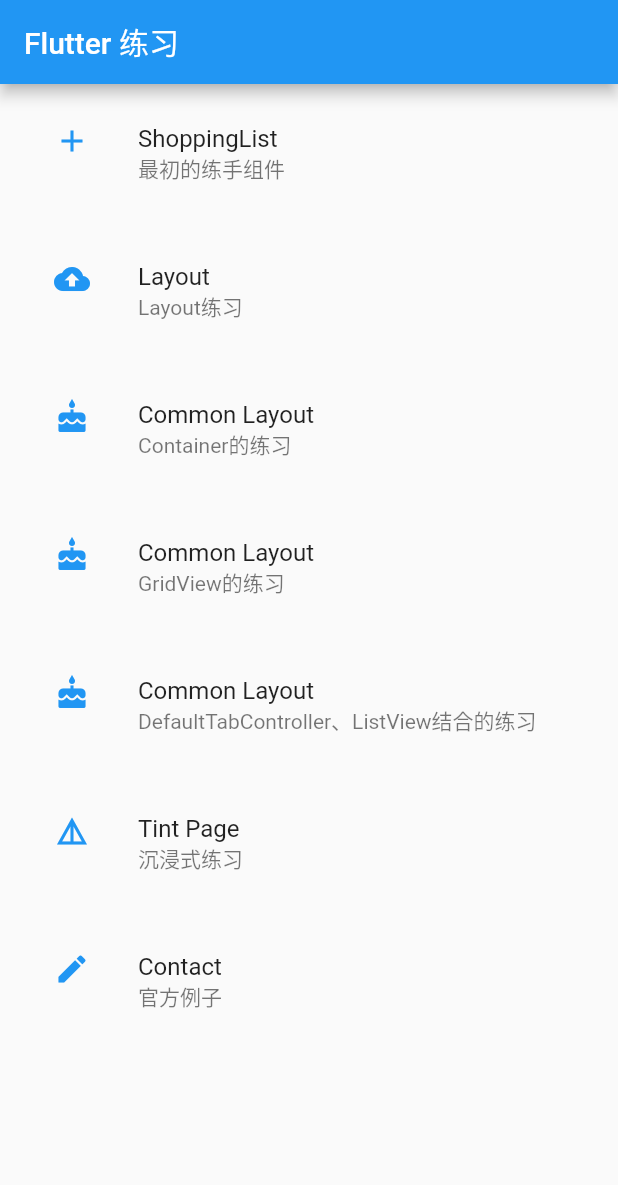
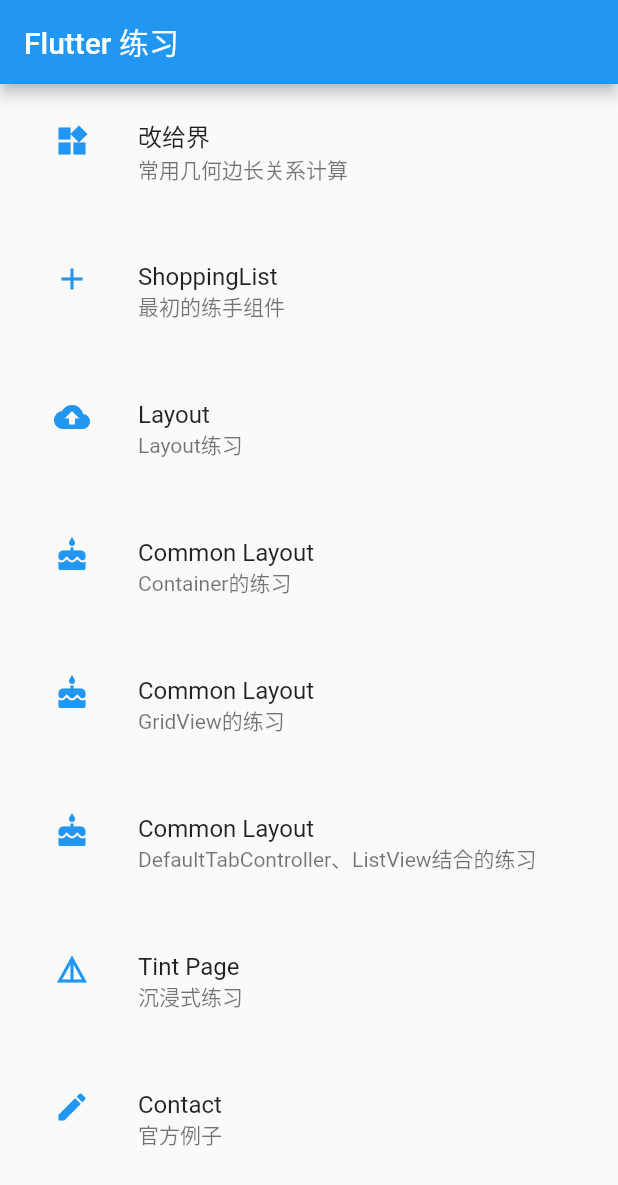
Before and after one commit to ArcaniteMagician/flutter_hello, a Flutter app: the HomePage screen opened directly, on a phone screen of 412 x 824 dp. Shown: the top 1185 px of the screen. Run offline on Flutter 3.47's test engine with Material 2 defaults, Android fonts, the phone set to English and light mode, and no system bars.

```diff
--- a/lib/home.dart
+++ b/lib/home.dart
@@ -1,4 +1,5 @@
 import 'package:flutter/material.dart';
+import 'package:flutter_hello/geometry_caculator/geometry_calculator.dart';
 import 'main.dart';
 import 'main_layout.dart';
 import 'common_layout_widget.dart';
@@ -21,28 +22,29 @@ class HomePage extends StatelessWidget {
       ),
       body: ListView(
         children: <Widget>[
-          _getItem(context, ShoppingListHomePage(),
-              Icons.add, 'ShoppingList', '最初的练手组件'),
-          _getItem(context, FirstHaibaraPage(),
-              Icons.backup, 'Layout', 'Layout练习'),
-          _getItem(context, ContainerHomePage(),
-              Icons.cake, 'Common Layout', 'Container的练习'),
-          _getItem(context, MyGridViewPage(),
-              Icons.cake, 'Common Layout', 'GridView的练习'),
-          _getItem(context, ColorsDemo(),
-              Icons.cake, 'Common Layout', 'DefaultTabController、ListView结合的练习'),
-          _getItem(context, TintHomePage(),
-              Icons.details, 'Tint Page', '沉浸式练习'),
-          _getItem(context, ContactsDemo(),
-              Icons.edit, 'Contact', '官方例子'),
+          _getItem(context, CalculatorHomePage(), Icons.widgets, '改给界',
+              '常用几何边长关系计算'),
+          _getItem(context, ShoppingListHomePage(), Icons.add, 'ShoppingList',
+              '最初的练手组件'),
+          _getItem(
+              context, FirstHaibaraPage(), Icons.backup, 'Layout', 'Layout练习'),
+          _getItem(context, ContainerHomePage(), Icons.cake, 'Common Layout',
+              'Container的练习'),
+          _getItem(context, MyGridViewPage(), Icons.cake, 'Common Layout',
+              'GridView的练习'),
+          _getItem(context, ColorsDemo(), Icons.cake, 'Common Layout',
+              'DefaultTabController、ListView结合的练习'),
+          _getItem(
+              context, TintHomePage(), Icons.details, 'Tint Page', '沉浸式练习'),
+          _getItem(context, ContactsDemo(), Icons.edit, 'Contact', '官方例子'),
         ],
       ),
     );
   }
 }
 
-Widget _getItem(BuildContext context, Widget page,
-    IconData icon, String title, String subtitle) {
+Widget _getItem(BuildContext context, Widget page, IconData icon, String title,
+    String subtitle) {
   return Container(
     margin: const EdgeInsets.symmetric(vertical: 10.0, horizontal: 20.0),
     child: ListTile(
```
Also changed, not shown: lib/geometry_caculator/geometry_calculator.dart (added, +58 -0 lines), lib/geometry_caculator/isosceles_right_triangle.dart (added, +34 -0 lines), lib/geometry_caculator/right_angled_triangle_all.dart (added).
